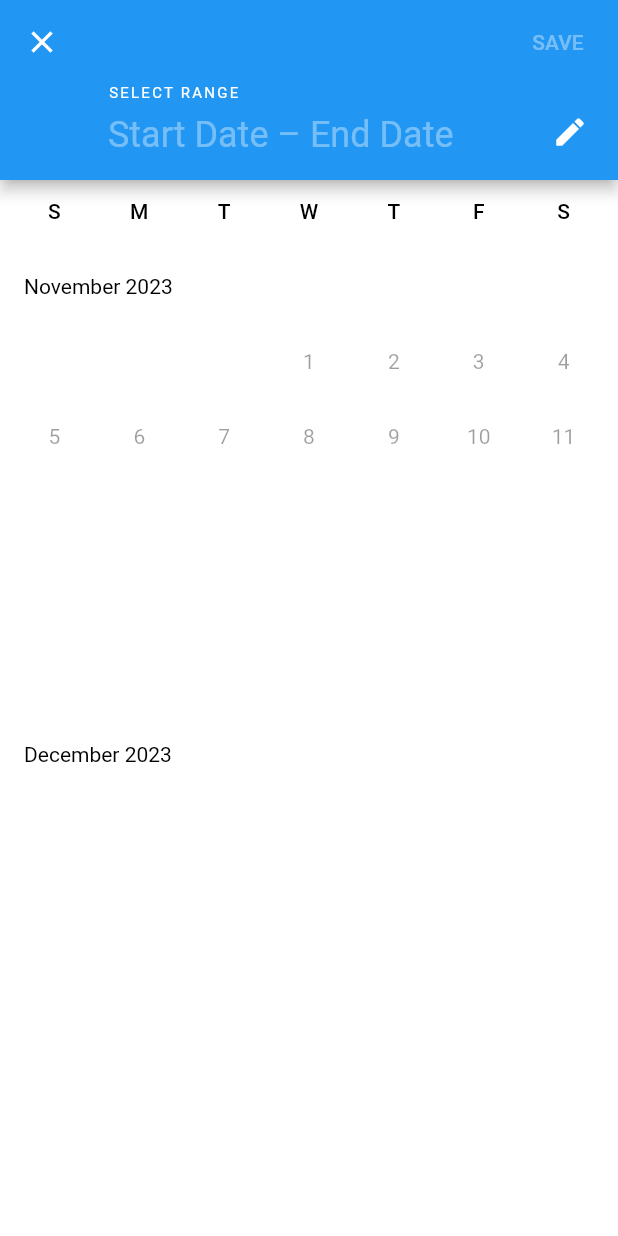
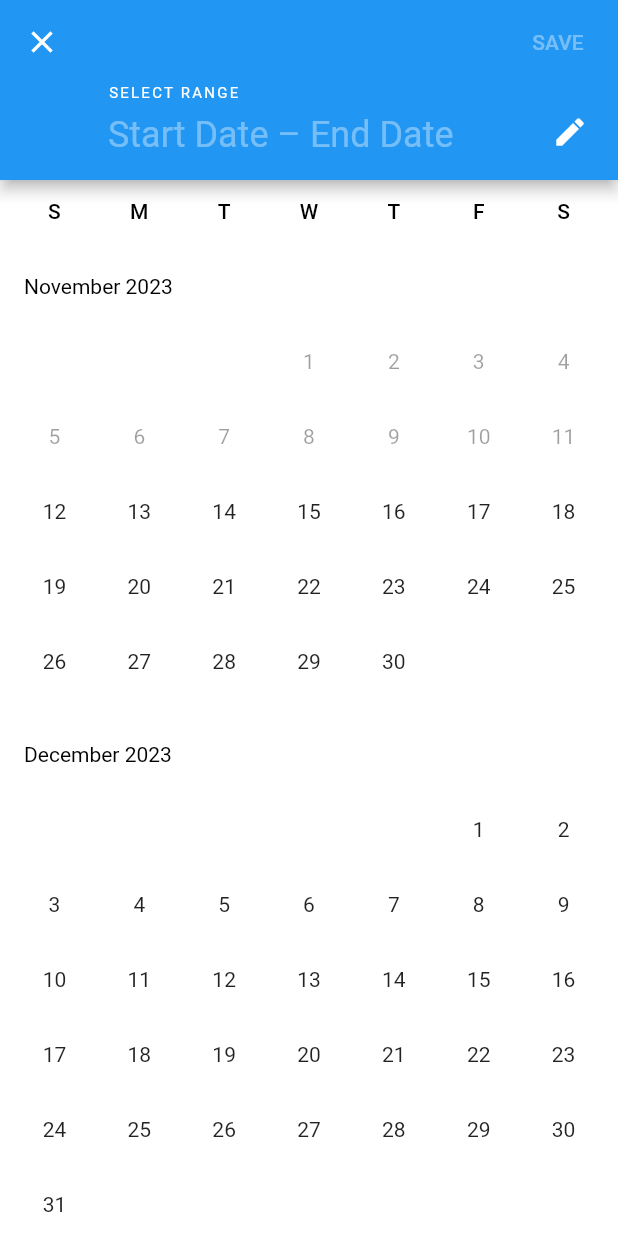
Before and after one commit to AmrHussei/hotels_go, a Flutter app: the screen it shows after launch, after a tap on "Select Date", on a phone screen of 412 x 824 dp. Run offline on Flutter 3.47's test engine with Material 2 defaults, Android fonts, the phone set to English and light mode, and no system bars; our stand-ins replace flutter_screenutil.

Commit message:
fix date range them

```diff
--- a/lib/screens/hotels_search.dart
+++ b/lib/screens/hotels_search.dart
@@ -1,4 +1,7 @@
 import 'package:flutter/material.dart';
+import 'package:flutter_screenutil/flutter_screenutil.dart';
+import 'package:hotels_go/core/utils/app_colors.dart';
+import 'package:hotels_go/core/widgets/text_utils.dart';
 
 import '../widgets/body_widgets/background_screen_widget.dart';
 import '../widgets/body_widgets/center_content_widget.dart';
@@ -23,3 +26,46 @@ class _HotelsSearchState extends State<HotelsSearch> {
     );
   }
 }
+
+class ClipPathWidget extends StatelessWidget {
+  const ClipPathWidget({super.key});
+
+  @override
+  Widget build(BuildContext context) {
+    return ClipPath(
+      clipper: ClipperWidget(),
+      child: Container(
+        padding: EdgeInsets.all(8.w),
+        width: 0.5.sw,
+        height: 50.h,
+        color: AppColors.primary,
+        alignment: AlignmentDirectional.centerStart,
+        child: TextUtils(
+          fontSize: 16.sp,
+          fontWeight: FontWeight.w600,
+          text: 'Hotels Search',
+          color: Colors.white,
+        ),
+      ),
+    );
+  }
+}
+
+class ClipperWidget extends CustomClipper<Path> {
+  @override
+  Path getClip(Size size) {
+    Path path = Path();
+    path.lineTo(size.width - 60, 0);
+    path.lineTo(size.width, size.height);
+    path.lineTo(0, size.height);
+
+    path.lineTo(0, 0);
+    path.close();
+    return path;
+  }
+
+  @override
+  bool shouldReclip(covariant CustomClipper<Path> oldClipper) {
+    return true;
+  }
+}
--- a/lib/widgets/body_widgets/center_content_widget.dart
+++ b/lib/widgets/body_widgets/center_content_widget.dart
@@ -7,6 +7,7 @@ import 'package:hotels_go/widgets/body_widgets/find_hotels_button_widget.dart';
 
 import '../../core/utils/constant.dart';
 import '../../core/widgets/text_form_field_widget.dart';
+import '../../screens/hotels_search.dart';
 
 class CenterContentWidget extends StatefulWidget {
   const CenterContentWidget({super.key});
@@ -23,11 +24,18 @@ class _CenterContentWidgetState extends State<CenterContentWidget> {
     return Center(
       child: Padding(
         padding: EdgeInsets.all(16.w),
-        child: Container(
+        child: Column(
+          mainAxisAlignment: MainAxisAlignment.center,
+          crossAxisAlignment: CrossAxisAlignment.start,
+          children: [
+            const ClipPathWidget(),
+            5.verticalSpace,
+            Container(
               height: 300.h,
               width: double.infinity,
               decoration: BoxDecoration(
-              color: Colors.orange, borderRadius: BorderRadius.circular(18.sp)),
+                  color: Colors.orange,
+                  borderRadius: BorderRadius.circular(18.sp)),
               child: Column(
                 children: [
                   Container(
@@ -71,6 +79,8 @@ class _CenterContentWidgetState extends State<CenterContentWidget> {
                 ],
               ),
             ),
+          ],
+        ),
       ),
     );
   }
--- a/lib/widgets/body_widgets/date_range_widget.dart
+++ b/lib/widgets/body_widgets/date_range_widget.dart
@@ -88,17 +88,9 @@ class _DateRangeWidgetState extends State<DateRangeWidget> {
       builder: (BuildContext context, Widget? child) {
         return Theme(
           data: ThemeData.light().copyWith(
-            primaryTextTheme: const TextTheme(
-                displayMedium: TextStyle(
-              color: Colors.black,
-            )),
             primaryColor: Colors.blue,
             buttonTheme:
                 const ButtonThemeData(textTheme: ButtonTextTheme.primary),
-            textTheme: const TextTheme(
-              bodyLarge:
-                  TextStyle(color: Colors.black), // Change the days' text color
-            ),
             colorScheme: const ColorScheme.light(primary: Colors.blue)
                 .copyWith(secondary: Colors.blue),
           ),
--- a/lib/widgets/buttom_sheet_widgets/show_buttom_sheet_body.dart
+++ b/lib/widgets/buttom_sheet_widgets/show_buttom_sheet_body.dart
@@ -86,7 +86,7 @@ class _ShowButtomSheetBodyState extends State<ShowButtomSheetBody> {
                       12.verticalSpace,
                       CounterRowWithText(text: 'Children', number: childrenNum),
                       12.verticalSpace,
-                      GeneratedTFFWithController(controllers: controllers),
+                      GeneratedTFFWithController(childrenNum: childrenNum),
                     ],
                   ),
                 ),
```
Also changed, not shown: lib/widgets/buttom_sheet_widgets/generated_TFF_with_controller.dart (+43 -14 lines). Lines whose indentation alone changed are shown as unchanged.
